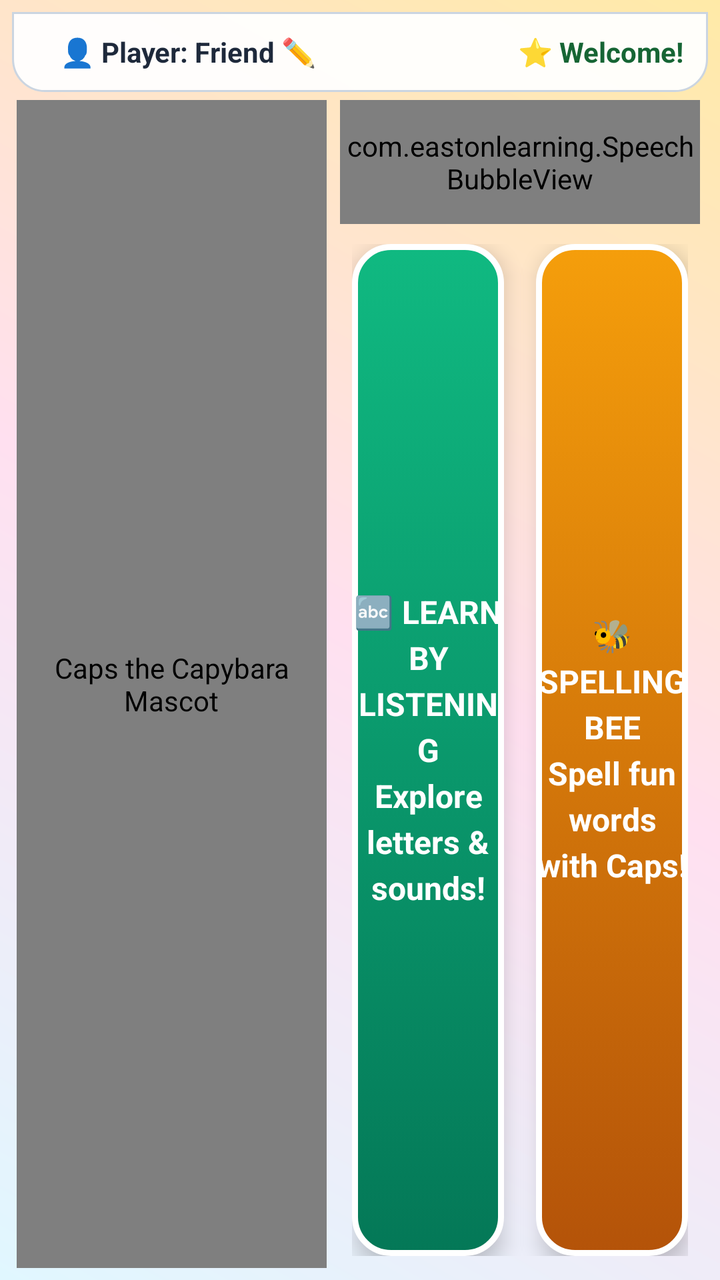
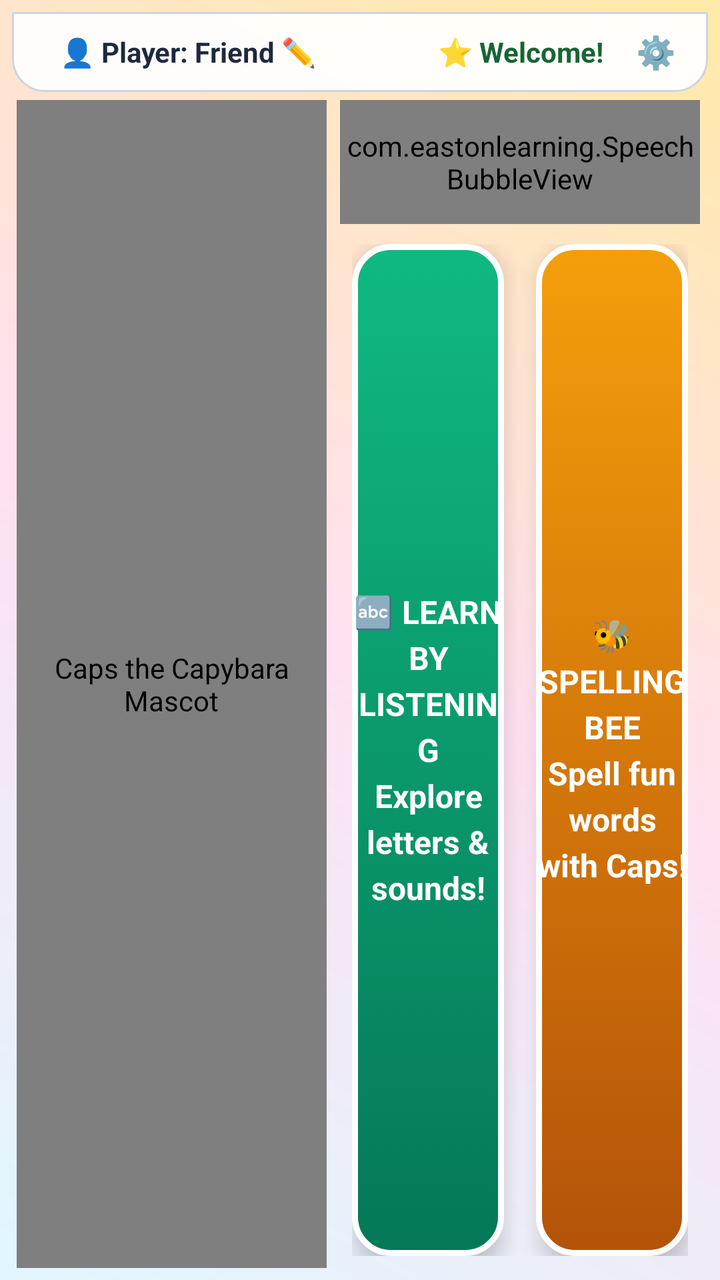

Compare the two renders of this Android layout. The source of the first and the diff that turns it into the second are given below.
<!-- AndroidManifest.xml: application theme android:Theme.NoTitleBar.Fullscreen -->
<!-- res/layout/activity_main.xml -->
<?xml version="1.0" encoding="utf-8"?>
<LinearLayout xmlns:android="http://schemas.android.com/apk/res/android"
    android:layout_width="match_parent"
    android:layout_height="match_parent"
    android:background="@drawable/gradient_background"
    android:orientation="vertical"
    android:padding="6dp">

    
    <LinearLayout
        android:id="@+id/topBar"
        android:layout_width="match_parent"
        android:layout_height="40dp"
        android:background="@drawable/top_bar_background"
        android:gravity="center_vertical"
        android:orientation="horizontal"
        android:paddingStart="12dp"
        android:paddingEnd="12dp"
        android:elevation="3dp">

        <Button
            android:id="@+id/btnMenu"
            android:layout_width="wrap_content"
            android:layout_height="32dp"
            android:background="@drawable/btn_menu"
            android:text="⬅ MENU"
            android:textColor="#334155"
            android:textSize="13sp"
            android:textStyle="bold"
            android:paddingStart="10dp"
            android:paddingEnd="10dp"
            android:visibility="gone" />

        <TextView
            android:id="@+id/txtPlayer"
            android:layout_width="wrap_content"
            android:layout_height="wrap_content"
            android:layout_marginStart="12dp"
            android:text="👤 Player: Friend ✏️"
            android:textColor="#1E293B"
            android:textSize="14sp"
            android:textStyle="bold"
            android:clickable="true"
            android:focusable="true" />

        <TextView
            android:id="@+id/txtLevelBadge"
            android:layout_width="wrap_content"
            android:layout_height="28dp"
            android:layout_marginStart="10dp"
            android:background="@drawable/level_badge_background"
            android:gravity="center"
            android:paddingStart="10dp"
            android:paddingEnd="10dp"
            android:text="🎯 Lvl 1 (1-Syl) ▾"
            android:textColor="#92400E"
            android:textSize="12sp"
            android:textStyle="bold"
            android:clickable="true"
            android:focusable="true"
            android:visibility="gone" />

        <View
            android:layout_width="0dp"
            android:layout_height="1dp"
            android:layout_weight="1" />

        <TextView
            android:id="@+id/txtStats"
            android:layout_width="wrap_content"
            android:layout_height="wrap_content"
            android:text="⭐ Welcome!"
            android:textColor="#166534"
            android:textSize="14sp"
            android:textStyle="bold" />

    </LinearLayout>

    
    <LinearLayout
        android:layout_width="match_parent"
        android:layout_height="0dp"
        android:layout_weight="1"
        android:orientation="horizontal"
        android:layout_marginTop="4dp">

        
        <FrameLayout
            android:layout_width="160dp"
            android:layout_height="match_parent"
            android:layout_gravity="center">

            <com.eastonlearning.CapybaraView
                android:id="@+id/capsImage"
                android:layout_width="155dp"
                android:layout_height="match_parent"
                android:layout_gravity="center"
                android:contentDescription="Caps the Capybara Mascot" />

        </FrameLayout>

        
        <LinearLayout
            android:layout_width="0dp"
            android:layout_height="match_parent"
            android:layout_weight="1"
            android:orientation="vertical"
            android:paddingStart="4dp"
            android:paddingEnd="4dp">

            
            <com.eastonlearning.SpeechBubbleView
                android:id="@+id/speechBubble"
                android:layout_width="match_parent"
                android:layout_height="62dp"
                android:layout_marginBottom="4dp" />

            
            <FrameLayout
                android:id="@+id/contentFrame"
                android:layout_width="match_parent"
                android:layout_height="0dp"
                android:layout_weight="1">

                
                <LinearLayout
                    android:id="@+id/nameEntryPanel"
                    android:layout_width="match_parent"
                    android:layout_height="match_parent"
                    android:gravity="center"
                    android:orientation="horizontal"
                    android:visibility="gone">

                    <EditText
                        android:id="@+id/nameInput"
                        android:layout_width="220dp"
                        android:layout_height="48dp"
                        android:background="@drawable/card_background"
                        android:hint="Type your name..."
                        android:imeOptions="actionDone"
                        android:inputType="textPersonName|textCapWords"
                        android:maxLines="1"
                        android:paddingStart="14dp"
                        android:paddingEnd="14dp"
                        android:textColor="#1E293B"
                        android:textColorHint="#94A3B8"
                        android:textSize="18sp"
                        android:textStyle="bold" />

                    <Button
                        android:id="@+id/nameSubmitButton"
                        android:layout_width="wrap_content"
                        android:layout_height="48dp"
                        android:layout_marginStart="10dp"
                        android:background="@drawable/btn_primary"
                        android:text="LET'S PLAY! 🎉"
                        android:textColor="#FFFFFF"
                        android:textSize="16sp"
                        android:textStyle="bold"
                        android:paddingStart="16dp"
                        android:paddingEnd="16dp"
                        android:elevation="4dp" />

                </LinearLayout>

                
                <LinearLayout
                    android:id="@+id/menuPanel"
                    android:layout_width="match_parent"
                    android:layout_height="match_parent"
                    android:gravity="center"
                    android:orientation="horizontal"
                    android:visibility="visible"
                    android:padding="6dp">

                    <Button
                        android:id="@+id/btnLearnByListening"
                        android:layout_width="0dp"
                        android:layout_height="match_parent"
                        android:layout_weight="1"
                        android:layout_marginEnd="8dp"
                        android:background="@drawable/mode_button_lbl"
                        android:text="🔤 LEARN BY LISTENING\nExplore letters &amp; sounds!"
                        android:textColor="#FFFFFF"
                        android:textSize="16sp"
                        android:textStyle="bold"
                        android:lineSpacingExtra="4dp"
                        android:elevation="6dp" />

                    <Button
                        android:id="@+id/btnSpellingBee"
                        android:layout_width="0dp"
                        android:layout_height="match_parent"
                        android:layout_weight="1"
                        android:layout_marginStart="8dp"
                        android:background="@drawable/mode_button_bee"
                        android:text="🐝 SPELLING BEE\nSpell fun words with Caps!"
                        android:textColor="#FFFFFF"
                        android:textSize="16sp"
                        android:textStyle="bold"
                        android:lineSpacingExtra="4dp"
                        android:elevation="6dp" />

                </LinearLayout>

                
                <LinearLayout
                    android:id="@+id/lblPanel"
                    android:layout_width="match_parent"
                    android:layout_height="match_parent"
                    android:gravity="center"
                    android:orientation="horizontal"
                    android:background="@drawable/card_background"
                    android:padding="8dp"
                    android:visibility="gone">

                    <TextView
                        android:id="@+id/txtBigLetter"
                        android:layout_width="wrap_content"
                        android:layout_height="wrap_content"
                        android:text="A"
                        android:textColor="#2563EB"
                        android:textSize="40sp"
                        android:textStyle="bold"
                        android:paddingEnd="14dp" />

                    <TextView
                        android:id="@+id/txtPhonics"
                        android:layout_width="wrap_content"
                        android:layout_height="wrap_content"
                        android:text="A is for Apple 🍎"
                        android:textColor="#166534"
                        android:textSize="20sp"
                        android:textStyle="bold" />

                </LinearLayout>

                
                <LinearLayout
                    android:id="@+id/spellingBeePanel"
                    android:layout_width="match_parent"
                    android:layout_height="match_parent"
                    android:gravity="center"
                    android:orientation="vertical"
                    android:visibility="gone">

                    
                    <LinearLayout
                        android:id="@+id/letterBoxesContainer"
                        android:layout_width="wrap_content"
                        android:layout_height="wrap_content"
                        android:gravity="center"
                        android:orientation="horizontal" />

                    
                    <LinearLayout
                        android:layout_width="match_parent"
                        android:layout_height="wrap_content"
                        android:layout_marginTop="6dp"
                        android:gravity="center"
                        android:orientation="vertical">

                        
                        <TextView
                            android:id="@+id/txtSpellingHint"
                            android:layout_width="wrap_content"
                            android:layout_height="wrap_content"
                            android:text="Spell the word above!"
                            android:textColor="#1E293B"
                            android:textSize="14sp"
                            android:textStyle="bold"
                            android:gravity="center"
                            android:layout_marginBottom="6dp" />

                        
                        <LinearLayout
                            android:layout_width="wrap_content"
                            android:layout_height="wrap_content"
                            android:gravity="center"
                            android:orientation="horizontal">

                            <Button
                                android:id="@+id/btnRepeatWord"
                                android:layout_width="wrap_content"
                                android:layout_height="34dp"
                                android:background="@drawable/btn_primary"
                                android:text="🔊 Hear"
                                android:textColor="#FFFFFF"
                                android:textSize="12sp"
                                android:textStyle="bold"
                                android:paddingStart="10dp"
                                android:paddingEnd="10dp"
                                android:layout_marginEnd="6dp"
                                android:elevation="3dp" />

                            <Button
                                android:id="@+id/btnHintWord"
                                android:layout_width="wrap_content"
                                android:layout_height="34dp"
                                android:background="@drawable/btn_primary"
                                android:text="💡 Hint"
                                android:textColor="#FFFFFF"
                                android:textSize="12sp"
                                android:textStyle="bold"
                                android:paddingStart="10dp"
                                android:paddingEnd="10dp"
                                android:layout_marginEnd="6dp"
                                android:elevation="3dp" />

                            <Button
                                android:id="@+id/btnSkipWord"
                                android:layout_width="wrap_content"
                                android:layout_height="34dp"
                                android:background="@drawable/btn_menu"
                                android:text="⏭ Skip"
                                android:textColor="#334155"
                                android:textSize="12sp"
                                android:textStyle="bold"
                                android:paddingStart="10dp"
                                android:paddingEnd="10dp"
                                android:elevation="3dp" />

                        </LinearLayout>

                    </LinearLayout>


                </LinearLayout>

            </FrameLayout>

            
            <com.eastonlearning.OnScreenKeyboard
                android:id="@+id/onScreenKeyboard"
                android:layout_width="match_parent"
                android:layout_height="wrap_content"
                android:layout_marginTop="4dp"
                android:visibility="gone" />

        </LinearLayout>

    </LinearLayout>

</LinearLayout>
<!-- resources referenced by this layout -->
<resources>
  <!-- drawable btn_menu (drawable) -->
  <?xml version="1.0" encoding="utf-8"?>
  <selector xmlns:android="http://schemas.android.com/apk/res/android">
      <item android:state_pressed="true">
          <shape>
              <solid android:color="#E2E8F0" />
              <corners android:radius="12dp" />
              <stroke android:width="2dp" android:color="#64748B" />
          </shape>
      </item>
      <item>
          <shape>
              <solid android:color="#FFFFFF" />
              <corners android:radius="12dp" />
              <stroke android:width="2dp" android:color="#94A3B8" />
          </shape>
      </item>
  </selector>
  <!-- drawable btn_primary (drawable) -->
  <?xml version="1.0" encoding="utf-8"?>
  <selector xmlns:android="http://schemas.android.com/apk/res/android">
      <item android:state_pressed="true">
          <shape>
              <solid android:color="#2563EB" />
              <corners android:radius="14dp" />
              <stroke android:width="2dp" android:color="#FFFFFF" />
          </shape>
      </item>
      <item>
          <shape>
              <solid android:color="#3B82F6" />
              <corners android:radius="14dp" />
              <stroke android:width="2dp" android:color="#FFFFFF" />
          </shape>
      </item>
  </selector>
  <!-- drawable card_background (drawable) -->
  <?xml version="1.0" encoding="utf-8"?>
  <shape xmlns:android="http://schemas.android.com/apk/res/android">
      <solid android:color="#FFFFFF" />
      <corners android:radius="16dp" />
      <stroke android:width="2dp" android:color="#E2E8F0" />
  </shape>
  <!-- drawable gradient_background (drawable) -->
  <?xml version="1.0" encoding="utf-8"?>
  <shape xmlns:android="http://schemas.android.com/apk/res/android">
      <gradient
          android:startColor="#FFE0F7FF"
          android:centerColor="#FFFFE0F0"
          android:endColor="#FFFFEAA7"
          android:angle="45"
          android:type="linear" />
  </shape>
  <!-- drawable level_badge_background (drawable) -->
  <?xml version="1.0" encoding="utf-8"?>
  <selector xmlns:android="http://schemas.android.com/apk/res/android">
      <item android:state_pressed="true">
          <shape>
              <solid android:color="#FDE68A" />
              <corners android:radius="14dp" />
              <stroke android:width="2dp" android:color="#D97706" />
          </shape>
      </item>
      <item>
          <shape>
              <solid android:color="#FEF3C7" />
              <corners android:radius="14dp" />
              <stroke android:width="1.5dp" android:color="#F59E0B" />
          </shape>
      </item>
  </selector>
  <!-- drawable mode_button_lbl (drawable) -->
  <?xml version="1.0" encoding="utf-8"?>
  <selector xmlns:android="http://schemas.android.com/apk/res/android">
      <item android:state_pressed="true">
          <shape>
              <solid android:color="#059669" />
              <corners android:radius="18dp" />
              <stroke android:width="3dp" android:color="#FFFFFF" />
          </shape>
      </item>
      <item>
          <shape>
              <gradient
                  android:startColor="#10B981"
                  android:endColor="#047857"
                  android:angle="270" />
              <corners android:radius="18dp" />
              <stroke android:width="3dp" android:color="#FFFFFF" />
          </shape>
      </item>
  </selector>
  <!-- drawable top_bar_background (drawable) -->
  <?xml version="1.0" encoding="utf-8"?>
  <shape xmlns:android="http://schemas.android.com/apk/res/android">
      <solid android:color="#F0FFFFFF" />
      <corners
          android:bottomLeftRadius="16dp"
          android:bottomRightRadius="16dp" />
      <stroke android:width="1dp" android:color="#CBD5E1" />
  </shape>
  <!-- unchanged entries left out for length: 1 -->
</resources>

<!-- the commit's change to res/layout/activity_main.xml (unified diff, before → after) -->
@@ -73,6 +73,18 @@
             android:textColor="#166534"
             android:textSize="14sp"
             android:textStyle="bold" />
+
+        <TextView
+            android:id="@+id/btnSettings"
+            android:layout_width="wrap_content"
+            android:layout_height="wrap_content"
+            android:layout_marginStart="12dp"
+            android:text="⚙️"
+            android:textSize="16sp"
+            android:padding="4dp"
+            android:clickable="true"
+            android:focusable="true"
+            android:contentDescription="Parent Settings" />
 
     </LinearLayout>
 
